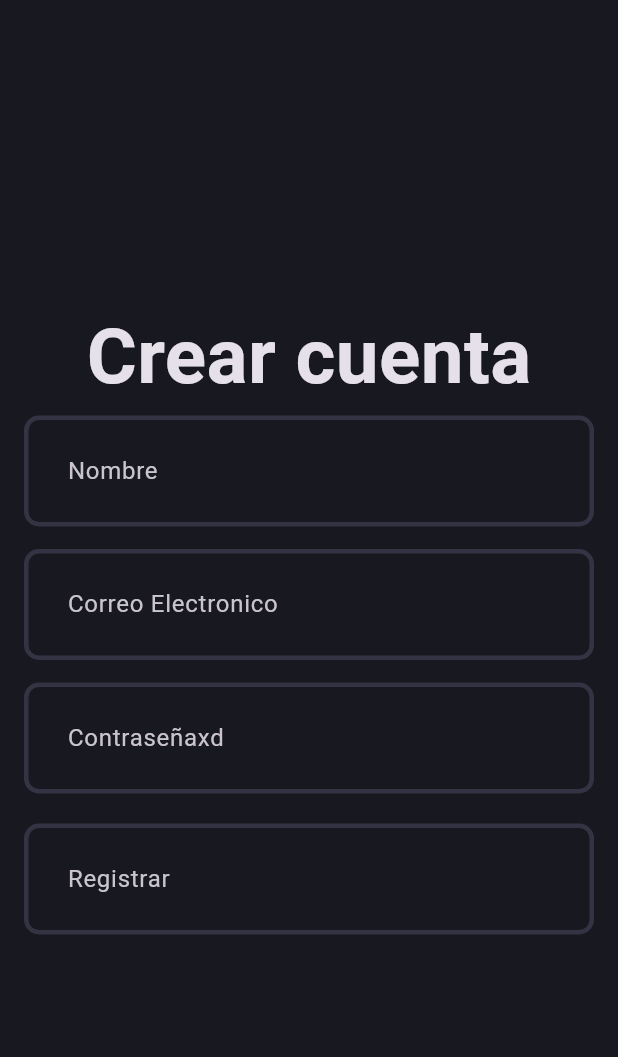
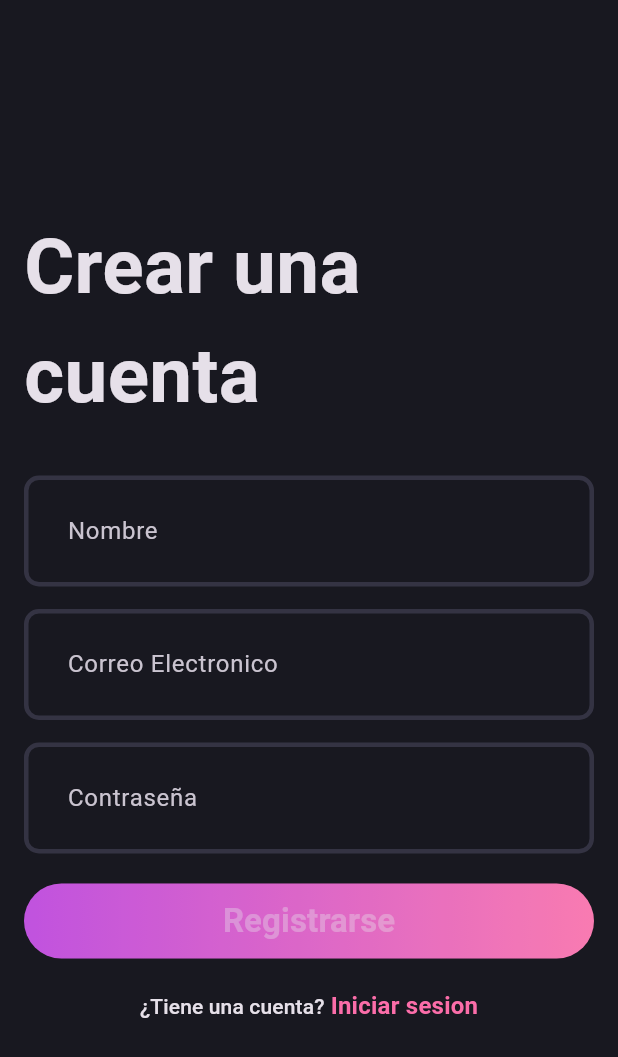
Before and after one commit to CharlesSinchigalo/blog_app, a Flutter app: the screen it shows after launch, on a phone screen of 412 x 824 dp. Shown: the top 1057 px of the screen. Run offline on Flutter 3.47's test engine with Material 3 defaults, Android fonts, the phone set to English and light mode, and no system bars.

Commit message:
Arreglo de las opciones

```diff
--- a/lib/features/authentication/presentation/pages/signup_pages.dart
+++ b/lib/features/authentication/presentation/pages/signup_pages.dart
@@ -1,4 +1,6 @@
+import 'package:blog_app/core/app_color_pallete.dart';
 import 'package:blog_app/features/authentication/presentation/widgets/authentication_field.dart';
+import 'package:blog_app/features/authentication/presentation/widgets/authentication_gradient_button.dart';
 import 'package:flutter/material.dart';
 
 class SignUpPAge extends StatefulWidget {
@@ -9,30 +11,67 @@ class SignUpPAge extends StatefulWidget {
 }
 
 class _SignUpPAgeState extends State<SignUpPAge> {
+  final formkey = GlobalKey<FormState>();
+  final nameController = TextEditingController();
+  final emailController = TextEditingController();
+  final passwordController = TextEditingController();
+  @override
+  void dispose() {
+    nameController.dispose();
+    emailController.dispose();
+    passwordController.dispose();
+    super.dispose();
+  }
+
   @override
   Widget build(BuildContext context) {
-    return const Scaffold(
+    return Scaffold(
       body: Padding(
-        padding: EdgeInsets.all(16.0),
+        padding: const EdgeInsets.all(16.0),
+        child: Form(
+          key: formkey,
           child: Column(
             mainAxisAlignment: MainAxisAlignment.center,
             children: [
-            Text(
-              'Crear cuenta',
+              const Text(
+                'Crear una cuenta',
                 style: TextStyle(
                   fontSize: 51,
                   fontWeight: FontWeight.bold,
                 ),
               ),
-            SizedBox(height: 3),
-            AuthenticationField(hintText: 'Nombre'),
-            SizedBox(height: 15),
-            AuthenticationField(hintText: 'Correo Electronico'),
-            SizedBox(height: 15),
-            AuthenticationField(hintText: 'Contraseñaxd'),
-            SizedBox(height: 20),
-            AuthenticationField(hintText: 'Registrar'),
+              const SizedBox(height: 30),
+              AuthenticationField(
+                  hintText: 'Nombre', controller: nameController),
+              const SizedBox(height: 15),
+              AuthenticationField(
+                  hintText: 'Correo Electronico', controller: emailController),
+              const SizedBox(height: 15),
+              AuthenticationField(
+                hintText: 'Contraseña',
+                controller: passwordController,
+                isObsureText: true,
+              ),
+              const SizedBox(height: 20),
+              const AuthenticationGradientButton(),
+              const SizedBox(height: 20),
+              RichText(
+                text: TextSpan(
+                    text: '¿Tiene una cuenta?',
+                    style: Theme.of(context).textTheme.titleSmall,
+                    children: [
+                      TextSpan(
+                        text: ' Iniciar sesion',
+                        style:
+                            Theme.of(context).textTheme.titleMedium?.copyWith(
+                                  color: AppColorPallete.gradient2,
+                                  fontWeight: FontWeight.bold,
+                                ),
+                      ),
+                    ]),
+              ),
             ],
+          ),
         ),
       ),
     );
--- a/lib/features/authentication/presentation/widgets/authentication_field.dart
+++ b/lib/features/authentication/presentation/widgets/authentication_field.dart
@@ -2,14 +2,29 @@ import 'package:flutter/material.dart';
 
 class AuthenticationField extends StatelessWidget {
   final String hintText;
+  final TextEditingController controller;
+  final bool isObsureText;
 
-  const AuthenticationField({super.key, required this.hintText});
+  const AuthenticationField(
+      {super.key,
+      required this.hintText,
+      required this.controller,
+      this.isObsureText = false});
 
   @override
   Widget build(BuildContext context) {
     return TextFormField(
-        decoration: InputDecoration(
-      hintText: hintText,
-    ));
+      controller: controller,
+      decoration: InputDecoration(
+        hintText: hintText,
+      ),
+      validator: (value) {
+        if (value!.isEmpty) {
+          return '$hintText es requerido';
+        }
+        return null;
+      },
+      obscureText: isObsureText,
+    );
   }
 }
--- a/lib/features/authentication/presentation/widgets/authentication_gradient_button.dart
+++ b/lib/features/authentication/presentation/widgets/authentication_gradient_button.dart
@@ -8,11 +8,17 @@ class AuthenticationGradientButton extends StatelessWidget {
   @override
   Widget build(BuildContext context) {
     return Container(
-      decoration: const BoxDecoration(
-          gradient: LinearGradient(colors: [
-        AppColorPallete.gradient1,
-        AppColorPallete.gradient2,
-      ])),
+      decoration: BoxDecoration(
+        gradient: const LinearGradient(
+          colors: [
+            AppColorPallete.gradient1,
+            AppColorPallete.gradient2,
+          ],
+          begin: Alignment.bottomLeft,
+          end: Alignment.bottomRight,
+        ),
+        borderRadius: BorderRadius.circular(25),
+      ),
       child: ElevatedButton(
           style: ElevatedButton.styleFrom(
             fixedSize: const Size(400, 50),
@@ -20,7 +26,7 @@ class AuthenticationGradientButton extends StatelessWidget {
           onPressed: null,
           child: const Text(
             'Registrarse',
-            style: TextStyle(fontSize: 18, fontWeight: FontWeight.w700),
+            style: TextStyle(fontSize: 22, fontWeight: FontWeight.w600),
           )),
     );
   }
```
Also changed, not shown: pubspec.yaml (+3 -4 lines), pubspec.lock, 5 other files. Lines whose indentation alone changed are shown as unchanged.
